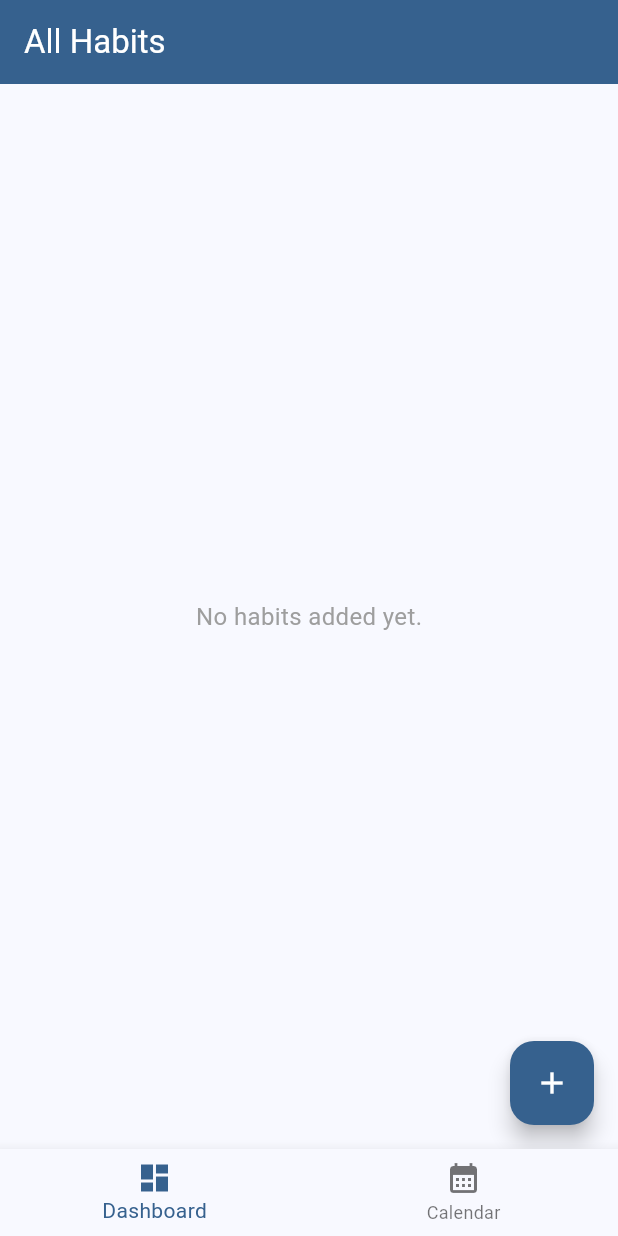
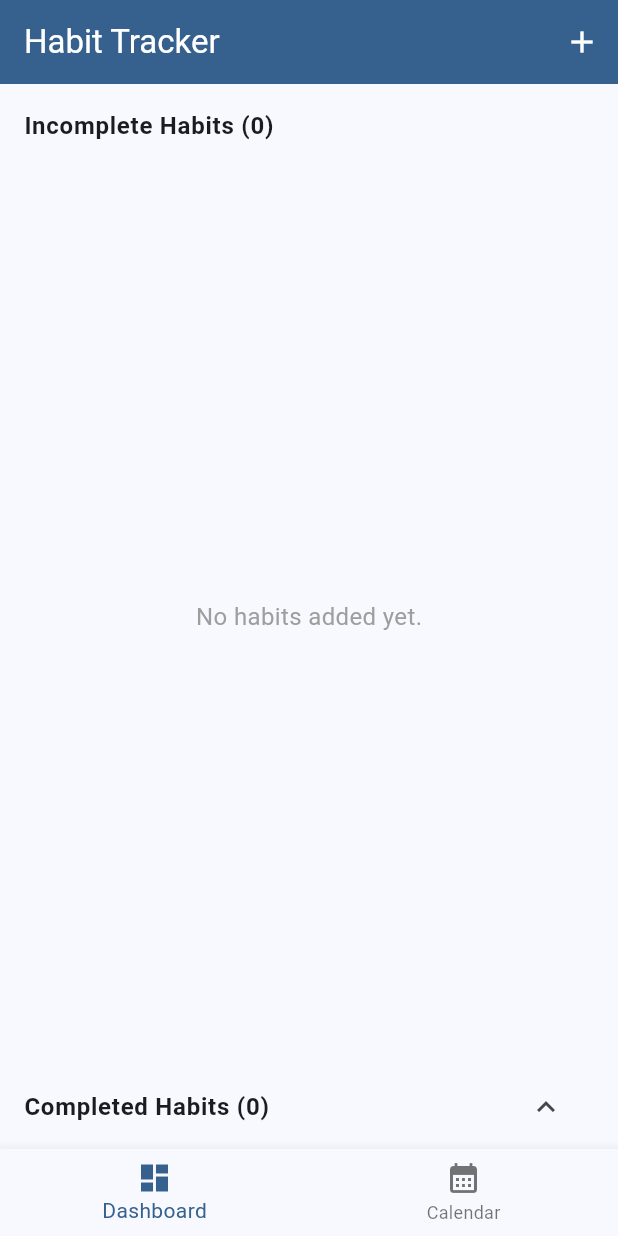
Before and after one commit to anthonynmh/habit_tracker_app, a Flutter app: the screen it shows after launch, on a phone screen of 412 x 824 dp. Run offline on Flutter 3.47's test engine with Material 3 defaults, Android fonts, the phone set to English and light mode, and no system bars; our stand-ins replace shared_preferences, table_calendar.

Commit message:
visual update and bug fix on habit tracker dashboard

```diff
--- a/lib/screens/dashboard_page.dart
+++ b/lib/screens/dashboard_page.dart
@@ -13,6 +13,7 @@ class DashboardPage extends StatefulWidget {
 
 class _DashboardPageState extends State<DashboardPage> {
   final HabitManager habitManager = HabitManager();
+  bool _showCompleted = false;
 
   @override
   void initState() {
@@ -32,9 +33,9 @@ class _DashboardPageState extends State<DashboardPage> {
     });
   }
 
-  void _editHabit(int index, Habit updatedHabit) {
+  void _editHabit(String habitName, Habit updatedHabit) {
     setState(() {
-      habitManager.updateHabit(index, updatedHabit);
+      habitManager.updateHabit(habitName, updatedHabit);
     });
   }
 
@@ -42,25 +43,62 @@ class _DashboardPageState extends State<DashboardPage> {
   Widget build(BuildContext context) {
     final theme = Theme.of(context);
 
+    // Separate completed and incomplete habits
+    List<Habit> incompleteHabits = habitManager.habitsList.where((h) => !h.isCompletedToday).toList();
+    List<Habit> completedHabits = habitManager.habitsList.where((h) => h.isCompletedToday).toList();
+
     return Scaffold(
       appBar: AppBar(
-        title: const Text("All Habits"),
+        title: const Text("Habit Tracker"),
         backgroundColor: theme.colorScheme.primary,
         foregroundColor: Colors.white,
+        actions: [
+          IconButton(
+            icon: const Icon(Icons.add),
+            onPressed: () async {
+              Habit? habit = await showHabitInputDialog(context);
+              if (habit != null) _addHabit(habit);
+            },
+          ),
+        ],
       ),
       backgroundColor: theme.colorScheme.surface,
-      body: HabitList(
-        habitsList: habitManager.habitsList,
-        onDelete: _deleteHabit,
-        onEdit: _editHabit,
-      ),
-      floatingActionButton: FloatingActionButton(
-        onPressed: () async {
-          Habit? habit = await showHabitInputDialog(context);
-          if (habit != null) _addHabit(habit);
-        },
-        backgroundColor: theme.colorScheme.primary, // Matches app theme
-        child: const Icon(Icons.add, color: Colors.white),
+      body: Column(
+        children: [
+          // Incomplete Habits Section
+          ListTile(
+            title: Text("Incomplete Habits (${incompleteHabits.length})", style: const TextStyle(fontWeight: FontWeight.bold)),
+          ),
+          Expanded(
+            child: HabitList(
+              habitsList: incompleteHabits,
+              onDelete: _deleteHabit,
+              onEdit: _editHabit,
+            ),
+          ),
+
+          // Completed Habits Section
+          ListTile(
+            title: Text("Completed Habits (${completedHabits.length})", style: const TextStyle(fontWeight: FontWeight.bold)),
+            trailing: IconButton(
+              icon: Icon(_showCompleted ? Icons.expand_more : Icons.expand_less),
+              onPressed: () {
+                setState(() {
+                  _showCompleted = !_showCompleted;
+                });
+              },
+            ),
+          ),
+          if (_showCompleted)
+            SizedBox(
+              height: MediaQuery.of(context).size.height * 0.35, // 50% of screen height
+              child: HabitList(
+                habitsList: completedHabits,
+                onDelete: _deleteHabit,
+                onEdit: _editHabit,
+              ),
+            ),
+        ],
       ),
     );
   }
--- a/lib/utils/habit_manager.dart
+++ b/lib/utils/habit_manager.dart
@@ -25,8 +25,9 @@ class HabitManager {
     saveHabits();
   }
 
-  void updateHabit(int index, Habit updatedHabit) {
-    if (index >= 0 && index < habitsList.length) {
+  void updateHabit(String habitName, Habit updatedHabit) {
+    int index = habitsList.indexWhere((habit) => habit.name == habitName);
+    if (index != -1) {
       habitsList[index] = updatedHabit;
       saveHabits();
     }
```
Also changed, not shown: lib/widgets/habit_list.dart (+82 -50 lines).
